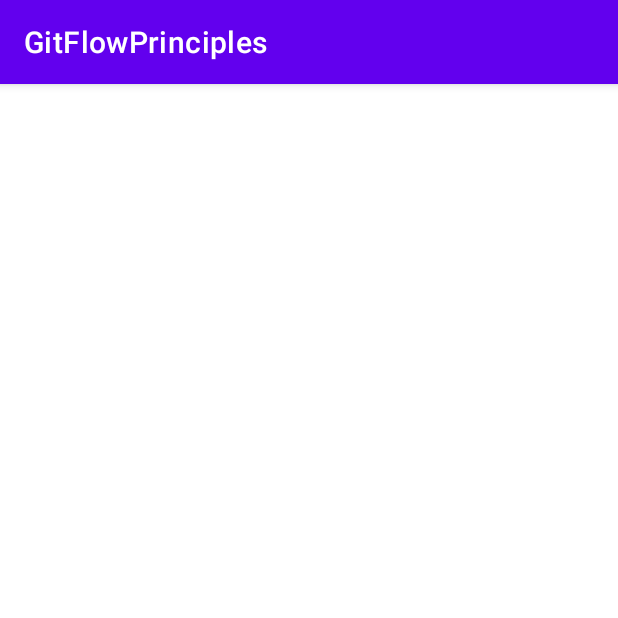
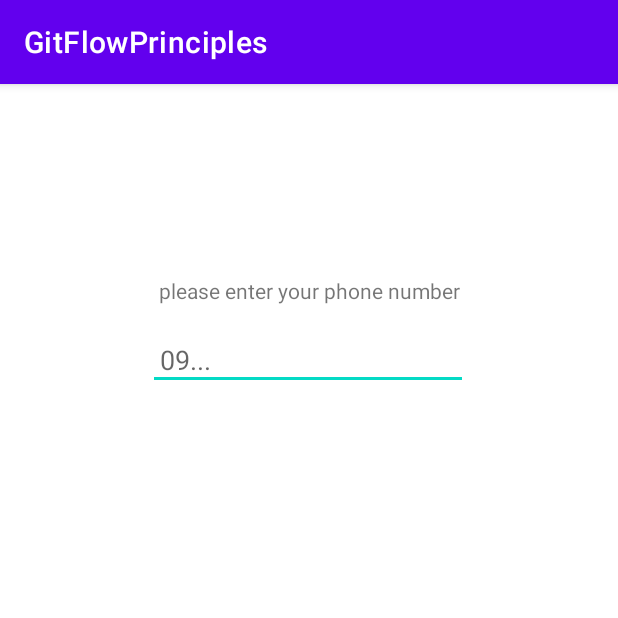
Before and after one commit to alahverdi/GitFlow_sample, an Android app: the LoginActivity screen opened directly, with no data from a screen before it, on a phone screen of 412 x 824 dp, the top half of it. Run offline under Robolectric (Android 15) with nearby library versions, the phone set to English and light mode, and no system bars.

Commit message:
create login layout

```diff
--- a/app/src/main/res/layout/activity_login.xml
+++ b/app/src/main/res/layout/activity_login.xml
@@ -6,4 +6,35 @@
     android:layout_height="match_parent"
     tools:context=".LoginActivity">
 
+    <TextView
+        android:id="@+id/textView"
+        android:layout_width="match_parent"
+        android:layout_height="wrap_content"
+        android:layout_marginTop="128dp"
+        android:gravity="center"
+        android:text="@string/register_enter_phoneNumber"
+        app:layout_constraintBottom_toBottomOf="parent"
+        app:layout_constraintEnd_toEndOf="parent"
+        app:layout_constraintHorizontal_bias="0.0"
+        app:layout_constraintStart_toStartOf="parent"
+        app:layout_constraintTop_toTopOf="parent"
+        app:layout_constraintVertical_bias="0.0" />
+
+    <EditText
+        android:id="@+id/editTextTextPersonName"
+        android:layout_width="wrap_content"
+        android:layout_height="wrap_content"
+        android:layout_marginTop="16dp"
+        android:ems="10"
+        android:inputType="textPersonName"
+        android:hint="@string/hint_phoneNumber"
+        android:padding="8dp"
+        app:layout_constraintBottom_toBottomOf="parent"
+        app:layout_constraintEnd_toEndOf="parent"
+        app:layout_constraintHorizontal_bias="0.497"
+        app:layout_constraintStart_toStartOf="parent"
+        app:layout_constraintTop_toBottomOf="@+id/textView"
+        app:layout_constraintVertical_bias="0.0" />
+
+
 </androidx.constraintlayout.widget.ConstraintLayout>
--- a/app/src/main/res/values/strings.xml
+++ b/app/src/main/res/values/strings.xml
@@ -1,3 +1,5 @@
 <resources>
     <string name="app_name">GitFlowPrinciples</string>
+    <string name="register_enter_phoneNumber">please enter your phone number</string>
+    <string name="hint_phoneNumber">09...</string>
 </resources>
```
